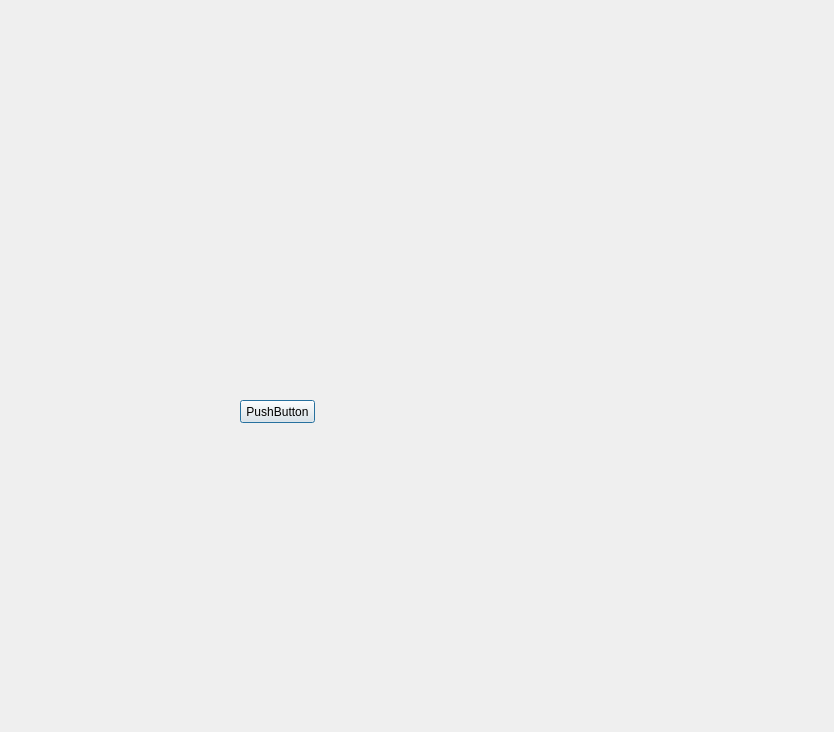
Before: the Qt Designer form main_window.ui in JAANKl/Kniffel, drawn with Qt 5.
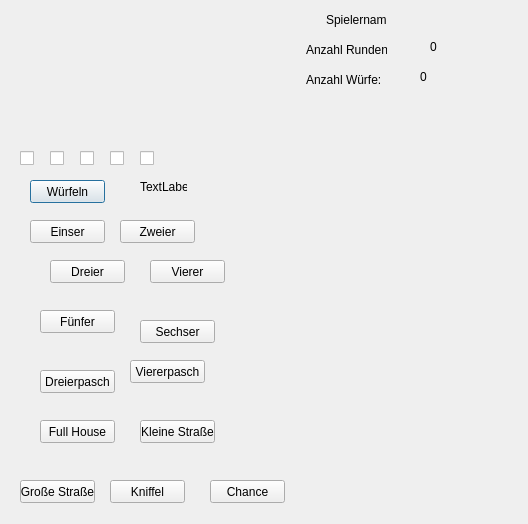
After: the same form once the commit is applied. Custom widgets are drawn as their Qt base class.

```diff
--- a/main_window.ui
+++ b/main_window.ui
@@ -6,8 +6,8 @@
    <rect>
     <x>0</x>
     <y>0</y>
-    <width>834</width>
-    <height>732</height>
+    <width>528</width>
+    <height>524</height>
    </rect>
   </property>
   <property name="windowTitle">
@@ -19,24 +19,396 @@
   <widget class="WuerfelWidget" name="widget" native="true">
    <property name="geometry">
     <rect>
-     <x>200</x>
-     <y>200</y>
-     <width>120</width>
-     <height>80</height>
+     <x>20</x>
+     <y>19</y>
+     <width>271</width>
+     <height>131</height>
     </rect>
    </property>
   </widget>
   <widget class="QPushButton" name="pushButton">
    <property name="geometry">
     <rect>
-     <x>240</x>
-     <y>400</y>
+     <x>30</x>
+     <y>180</y>
      <width>75</width>
      <height>23</height>
     </rect>
    </property>
    <property name="text">
-    <string>PushButton</string>
+    <string>Würfeln</string>
+   </property>
+  </widget>
+  <widget class="QLabel" name="label">
+   <property name="geometry">
+    <rect>
+     <x>326</x>
+     <y>10</y>
+     <width>61</width>
+     <height>20</height>
+    </rect>
+   </property>
+   <property name="sizePolicy">
+    <sizepolicy hsizetype="Preferred" vsizetype="Preferred">
+     <horstretch>0</horstretch>
+     <verstretch>0</verstretch>
+    </sizepolicy>
+   </property>
+   <property name="text">
+    <string>Spielername:</string>
+   </property>
+   <property name="wordWrap">
+    <bool>false</bool>
+   </property>
+  </widget>
+  <widget class="QLabel" name="label_2">
+   <property name="geometry">
+    <rect>
+     <x>306</x>
+     <y>40</y>
+     <width>81</width>
+     <height>20</height>
+    </rect>
+   </property>
+   <property name="text">
+    <string>Anzahl Runden:</string>
+   </property>
+   <property name="wordWrap">
+    <bool>false</bool>
+   </property>
+  </widget>
+  <widget class="QLabel" name="label_3">
+   <property name="geometry">
+    <rect>
+     <x>430</x>
+     <y>10</y>
+     <width>47</width>
+     <height>13</height>
+    </rect>
+   </property>
+   <property name="text">
+    <string/>
+   </property>
+  </widget>
+  <widget class="QLabel" name="label_4">
+   <property name="geometry">
+    <rect>
+     <x>430</x>
+     <y>40</y>
+     <width>47</width>
+     <height>13</height>
+    </rect>
+   </property>
+   <property name="text">
+    <string>0</string>
+   </property>
+  </widget>
+  <widget class="QLabel" name="label_5">
+   <property name="geometry">
+    <rect>
+     <x>420</x>
+     <y>70</y>
+     <width>47</width>
+     <height>13</height>
+    </rect>
+   </property>
+   <property name="text">
+    <string>0</string>
+   </property>
+  </widget>
+  <widget class="QLabel" name="label_6">
+   <property name="geometry">
+    <rect>
+     <x>306</x>
+     <y>70</y>
+     <width>81</width>
+     <height>20</height>
+    </rect>
+   </property>
+   <property name="text">
+    <string>Anzahl Würfe:</string>
+   </property>
+  </widget>
+  <widget class="QLabel" name="label_7">
+   <property name="geometry">
+    <rect>
+     <x>270</x>
+     <y>100</y>
+     <width>101</width>
+     <height>291</height>
+    </rect>
+   </property>
+   <property name="sizePolicy">
+    <sizepolicy hsizetype="Fixed" vsizetype="Fixed">
+     <horstretch>0</horstretch>
+     <verstretch>0</verstretch>
+    </sizepolicy>
+   </property>
+   <property name="text">
+    <string/>
+   </property>
+   <property name="wordWrap">
+    <bool>true</bool>
+   </property>
+  </widget>
+  <widget class="QLabel" name="label_8">
+   <property name="geometry">
+    <rect>
+     <x>406</x>
+     <y>102</y>
+     <width>111</width>
+     <height>291</height>
+    </rect>
+   </property>
+   <property name="text">
+    <string/>
+   </property>
+  </widget>
+  <widget class="QPushButton" name="pushButton_2">
+   <property name="geometry">
+    <rect>
+     <x>30</x>
+     <y>220</y>
+     <width>75</width>
+     <height>23</height>
+    </rect>
+   </property>
+   <property name="text">
+    <string>Einser</string>
+   </property>
+  </widget>
+  <widget class="QPushButton" name="pushButton_3">
+   <property name="geometry">
+    <rect>
+     <x>120</x>
+     <y>220</y>
+     <width>75</width>
+     <height>23</height>
+    </rect>
+   </property>
+   <property name="text">
+    <string>Zweier</string>
+   </property>
+  </widget>
+  <widget class="QPushButton" name="pushButton_4">
+   <property name="geometry">
+    <rect>
+     <x>50</x>
+     <y>260</y>
+     <width>75</width>
+     <height>23</height>
+    </rect>
+   </property>
+   <property name="text">
+    <string>Dreier</string>
+   </property>
+  </widget>
+  <widget class="QPushButton" name="pushButton_5">
+   <property name="geometry">
+    <rect>
+     <x>150</x>
+     <y>260</y>
+     <width>75</width>
+     <height>23</height>
+    </rect>
+   </property>
+   <property name="text">
+    <string>Vierer</string>
+   </property>
+  </widget>
+  <widget class="QPushButton" name="pushButton_6">
+   <property name="geometry">
+    <rect>
+     <x>40</x>
+     <y>310</y>
+     <width>75</width>
+     <height>23</height>
+    </rect>
+   </property>
+   <property name="text">
+    <string>Fünfer</string>
+   </property>
+  </widget>
+  <widget class="QPushButton" name="pushButton_7">
+   <property name="geometry">
+    <rect>
+     <x>130</x>
+     <y>360</y>
+     <width>75</width>
+     <height>23</height>
+    </rect>
+   </property>
+   <property name="text">
+    <string>Viererpasch</string>
+   </property>
+  </widget>
+  <widget class="QPushButton" name="pushButton_8">
+   <property name="geometry">
+    <rect>
+     <x>40</x>
+     <y>420</y>
+     <width>75</width>
+     <height>23</height>
+    </rect>
+   </property>
+   <property name="text">
+    <string>Full House</string>
+   </property>
+  </widget>
+  <widget class="QPushButton" name="pushButton_9">
+   <property name="geometry">
+    <rect>
+     <x>140</x>
+     <y>420</y>
+     <width>75</width>
+     <height>23</height>
+    </rect>
+   </property>
+   <property name="text">
+    <string>Kleine Straße</string>
+   </property>
+  </widget>
+  <widget class="QPushButton" name="pushButton_10">
+   <property name="geometry">
+    <rect>
+     <x>140</x>
+     <y>320</y>
+     <width>75</width>
+     <height>23</height>
+    </rect>
+   </property>
+   <property name="text">
+    <string>Sechser</string>
+   </property>
+  </widget>
+  <widget class="QPushButton" name="pushButton_11">
+   <property name="geometry">
+    <rect>
+     <x>40</x>
+     <y>370</y>
+     <width>75</width>
+     <height>23</height>
+    </rect>
+   </property>
+   <property name="text">
+    <string>Dreierpasch</string>
+   </property>
+  </widget>
+  <widget class="QPushButton" name="pushButton_12">
+   <property name="geometry">
+    <rect>
+     <x>20</x>
+     <y>480</y>
+     <width>75</width>
+     <height>23</height>
+    </rect>
+   </property>
+   <property name="text">
+    <string>Große Straße</string>
+   </property>
+  </widget>
+  <widget class="QPushButton" name="pushButton_13">
+   <property name="geometry">
+    <rect>
+     <x>110</x>
+     <y>480</y>
+     <width>75</width>
+     <height>23</height>
+    </rect>
+   </property>
+   <property name="text">
+    <string>Kniffel</string>
+   </property>
+  </widget>
+  <widget class="QPushButton" name="pushButton_14">
+   <property name="geometry">
+    <rect>
+     <x>210</x>
+     <y>480</y>
+     <width>75</width>
+     <height>23</height>
+    </rect>
+   </property>
+   <property name="text">
+    <string>Chance</string>
+   </property>
+  </widget>
+  <widget class="QCheckBox" name="checkBoxWuerfel1">
+   <property name="geometry">
+    <rect>
+     <x>20</x>
+     <y>150</y>
+     <width>16</width>
+     <height>17</height>
+    </rect>
+   </property>
+   <property name="text">
+    <string/>
+   </property>
+  </widget>
+  <widget class="QCheckBox" name="checkBoxWuerfel2">
+   <property name="geometry">
+    <rect>
+     <x>50</x>
+     <y>150</y>
+     <width>16</width>
+     <height>17</height>
+    </rect>
+   </property>
+   <property name="text">
+    <string/>
+   </property>
+  </widget>
+  <widget class="QCheckBox" name="checkBoxWuerfel3">
+   <property name="geometry">
+    <rect>
+     <x>80</x>
+     <y>150</y>
+     <width>16</width>
+     <height>17</height>
+    </rect>
+   </property>
+   <property name="text">
+    <string/>
+   </property>
+  </widget>
+  <widget class="QCheckBox" name="checkBoxWuerfel4">
+   <property name="geometry">
+    <rect>
+     <x>110</x>
+     <y>150</y>
+     <width>16</width>
+     <height>17</height>
+    </rect>
+   </property>
+   <property name="text">
+    <string/>
+   </property>
+  </widget>
+  <widget class="QCheckBox" name="checkBoxWuerfel5">
+   <property name="geometry">
+    <rect>
+     <x>140</x>
+     <y>150</y>
+     <width>16</width>
+     <height>17</height>
+    </rect>
+   </property>
+   <property name="text">
+    <string/>
+   </property>
+  </widget>
+  <widget class="QLabel" name="label_9">
+   <property name="geometry">
+    <rect>
+     <x>140</x>
+     <y>180</y>
+     <width>47</width>
+     <height>13</height>
+    </rect>
+   </property>
+   <property name="text">
+    <string>TextLabel</string>
    </property>
   </widget>
  </widget>
```
Left out of the diff: 350 changed lines with no effect on the pictures.
